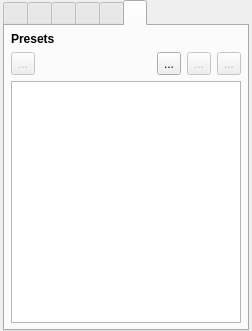
Above: src/MixingToolboxWidget.ui from markus-wa/glmixer-mirror before the change. Below: the same form after it.
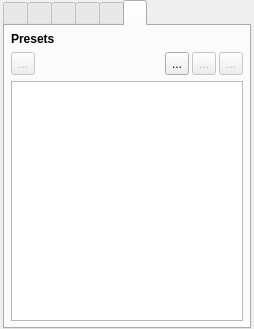
That is the form after the change. The open tabs and pages were chosen to show the change. Icons and pictures are not drawn.

Commit message: Minor UI improvements of Mixing toolbox

Diff of the .ui file:
```diff
--- a/src/MixingToolboxWidget.ui
+++ b/src/MixingToolboxWidget.ui
@@ -6,8 +6,8 @@
    <rect>
     <x>0</x>
     <y>0</y>
-    <width>252</width>
-    <height>331</height>
+    <width>254</width>
+    <height>329</height>
    </rect>
   </property>
   <property name="windowTitle">
@@ -1996,6 +1996,9 @@
        </item>
        <item>
         <layout class="QHBoxLayout" name="horizontalLayout">
+         <property name="spacing">
+          <number>3</number>
+         </property>
          <property name="sizeConstraint">
           <enum>QLayout::SetFixedSize</enum>
          </property>
@@ -2120,9 +2123,6 @@
          <property name="showDropIndicator" stdset="0">
           <bool>false</bool>
          </property>
-         <property name="alternatingRowColors">
-          <bool>true</bool>
-         </property>
          <property name="selectionMode">
           <enum>QAbstractItemView::NoSelection</enum>
          </property>
```
Left out of the diff: 154 changed lines with no effect on the pictures. The commit also changes 1 other file.
